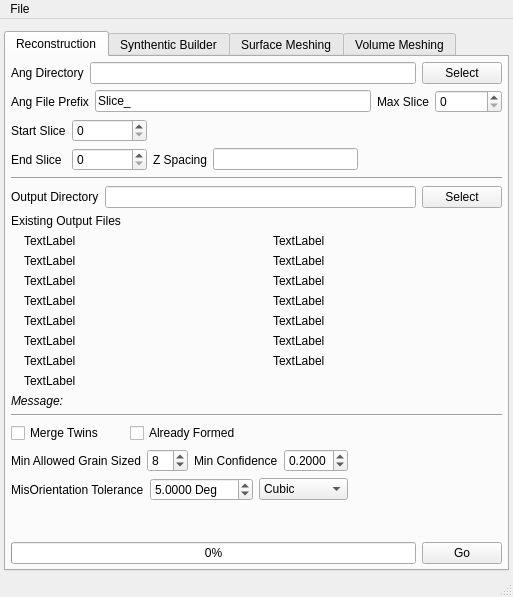
First picture: the form in Source/AIM/GUI/UI_Files/RepresentationUI.ui, repository BlueQuartzSoftware/DREAM3D, before the edit.
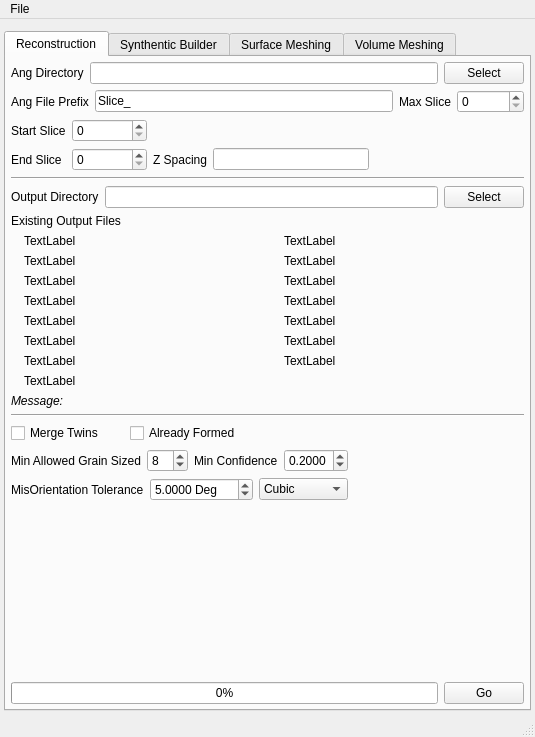
Second picture: the form after the edit. Icons and pictures are not drawn.

Commit message: Fixing bugs in Reconstruction code. Updating user interface with some tweaks. Fixing bugs with the file paths not being completely correct for each platform. Fixing compile warnings in AngFileHelper with comparisons between int and size_t. Adding a check after the thread is finished to rescan the output directory for the output files.

Diff of the .ui file:
```diff
--- a/Source/AIM/GUI/UI_Files/RepresentationUI.ui
+++ b/Source/AIM/GUI/UI_Files/RepresentationUI.ui
@@ -6,8 +6,8 @@
    <rect>
     <x>0</x>
     <y>0</y>
-    <width>513</width>
-    <height>597</height>
+    <width>535</width>
+    <height>737</height>
    </rect>
   </property>
   <property name="windowTitle">
@@ -1566,8 +1566,8 @@
     <rect>
      <x>0</x>
      <y>0</y>
-     <width>513</width>
-     <height>21</height>
+     <width>535</width>
+     <height>22</height>
     </rect>
    </property>
    <widget class="QMenu" name="menuFile">
```
The commit also changes 5 other files.
